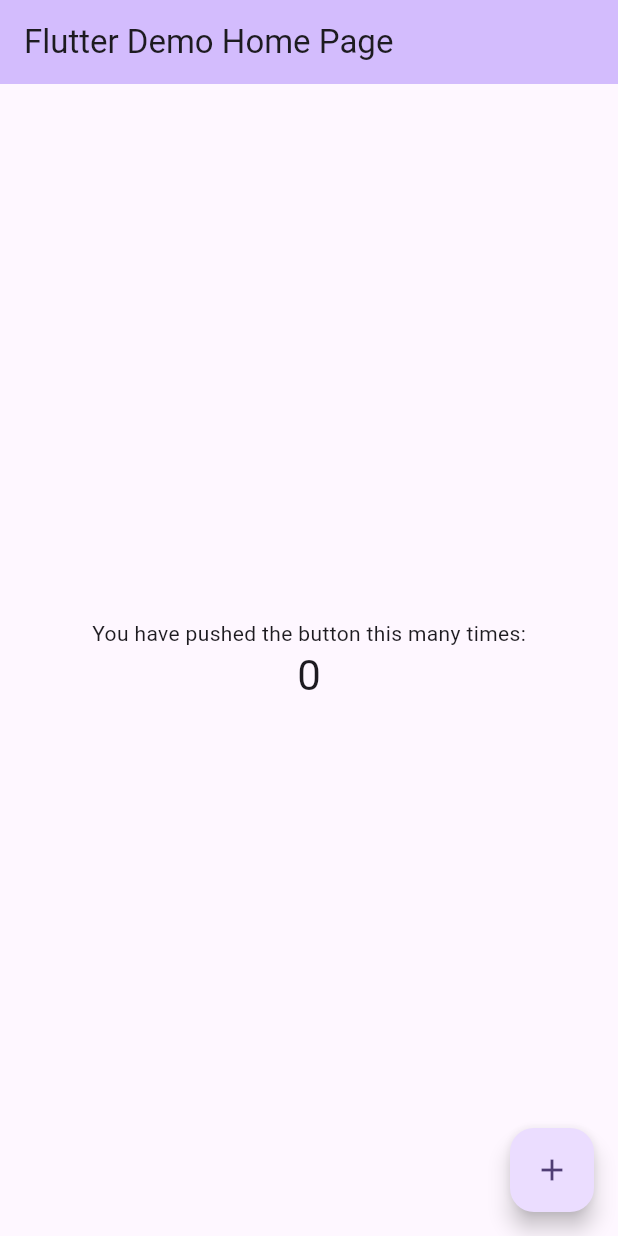
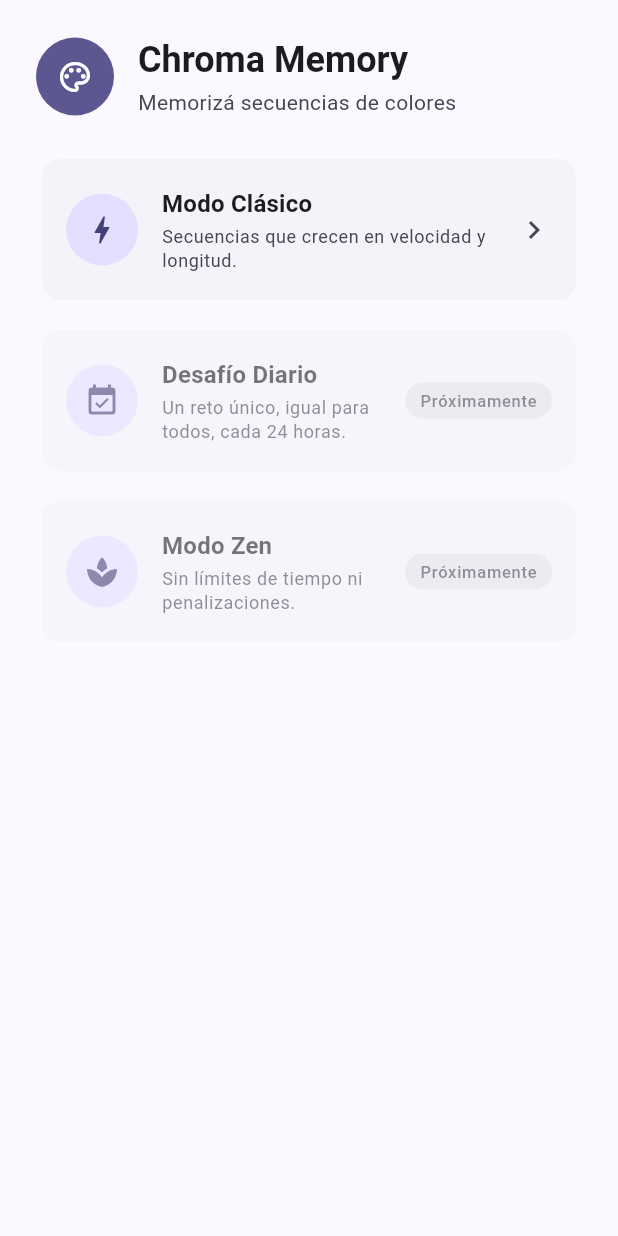
Before and after one commit to Matute0512/chroma_memory, a Flutter app: the screen it shows after launch, on a phone screen of 412 x 824 dp. Run offline on Flutter 3.47's test engine with Material 3 defaults, Android fonts, the phone set to English and light mode, and no system bars; our stand-ins replace flutter_riverpod.

Commit message:
feat: bootstrap ChromaMemory shell, fix deps and trim to Android-only
- Fix pubspec: drop riverpod/hive codegen (analyzer needs _macros, missing on
  Dart 3.12.2) in favor of manual Riverpod 2.6.1 + direct Hive
- Replace iOS-only flutter_haptic_feedback with Flutter's native HapticFeedback
- Add Material 3 light/dark theme, named routes and home menu (3 modes)
- Wire ProviderScope + ChromaMemoryApp in main.dart (remove demo counter)
- Update widget tests; Android label -> "Chroma Memory"
- Delete ios/macos/linux/web/windows folders (app is Android-only)

Co-Authored-By: Claude Code <noreply@anthropic.com>

```diff
--- a/lib/app/app.dart
+++ b/lib/app/app.dart
@@ -0,0 +1,27 @@
+import 'package:flutter/material.dart';
+
+import '../core/constants/app_constants.dart';
+import '../core/constants/themes.dart';
+import 'router.dart';
+
+/// Widget raíz de ChromaMemory.
+///
+/// Arma el [MaterialApp] con el tema claro/oscuro (Material 3) y las rutas
+/// nombradas definidas en [AppRoutes]. El [ProviderScope] se coloca en
+/// main.dart, por encima de este widget.
+class ChromaMemoryApp extends StatelessWidget {
+  const ChromaMemoryApp({super.key});
+
+  @override
+  Widget build(BuildContext context) {
+    return MaterialApp(
+      title: AppConstants.appName,
+      debugShowCheckedModeBanner: false,
+      theme: AppTheme.light,
+      darkTheme: AppTheme.dark,
+      themeMode: ThemeMode.system,
+      initialRoute: AppRoutes.home,
+      routes: AppRoutes.table,
+    );
+  }
+}
--- /dev/null
+++ b/lib/app/pages/home_page.dart
@@ -0,0 +1,203 @@
+import 'package:flutter/material.dart';
+
+import '../../core/constants/app_constants.dart';
+import '../router.dart';
+
+/// Menú principal: entrada a los tres modos de juego.
+class HomePage extends StatelessWidget {
+  const HomePage({super.key});
+
+  void _openMode(BuildContext context, String route) {
+    Navigator.of(context).pushNamed(route);
+  }
+
+  void _comingSoon(BuildContext context, String mode) {
+    ScaffoldMessenger.of(context)
+      ..hideCurrentSnackBar()
+      ..showSnackBar(
+        SnackBar(content: Text('$mode estará disponible próximamente')),
+      );
+  }
+
+  @override
+  Widget build(BuildContext context) {
+    final ColorScheme scheme = Theme.of(context).colorScheme;
+    final TextTheme textTheme = Theme.of(context).textTheme;
+
+    return Scaffold(
+      body: SafeArea(
+        child: Column(
+          crossAxisAlignment: CrossAxisAlignment.stretch,
+          children: <Widget>[
+            // Encabezado con la marca.
+            Padding(
+              padding: const EdgeInsets.fromLTRB(24, 24, 24, 8),
+              child: Row(
+                children: <Widget>[
+                  CircleAvatar(
+                    radius: 26,
+                    backgroundColor: scheme.primary,
+                    child: Icon(Icons.palette_outlined, color: scheme.onPrimary),
+                  ),
+                  const SizedBox(width: 16),
+                  Expanded(
+                    child: Column(
+                      crossAxisAlignment: CrossAxisAlignment.start,
+                      children: <Widget>[
+                        Text(
+                          AppConstants.appName,
+                          style: textTheme.headlineSmall?.copyWith(
+                            fontWeight: FontWeight.bold,
+                          ),
+                        ),
+                        const SizedBox(height: 2),
+                        Text(
+                          'Memorizá secuencias de colores',
+                          style: textTheme.bodyMedium?.copyWith(
+                            color: scheme.onSurfaceVariant,
+                          ),
+                        ),
+                      ],
+                    ),
+                  ),
+                ],
+              ),
+            ),
+            const SizedBox(height: 8),
+            // Opciones de juego.
+            Expanded(
+              child: ListView(
+                padding: const EdgeInsets.fromLTRB(24, 8, 24, 24),
+                children: <Widget>[
+                  _ModeCard(
+                    icon: Icons.bolt,
+                    title: 'Modo Clásico',
+                    description: 'Secuencias que crecen en velocidad y longitud.',
+                    enabled: true,
+                    onTap: () => _openMode(context, AppRoutes.classic),
+                  ),
+                  const SizedBox(height: 12),
+                  _ModeCard(
+                    icon: Icons.event_available,
+                    title: 'Desafío Diario',
+                    description: 'Un reto único, igual para todos, cada 24 horas.',
+                    enabled: false,
+                    onTap: () => _comingSoon(context, 'El Desafío Diario'),
+                  ),
+                  const SizedBox(height: 12),
+                  _ModeCard(
+                    icon: Icons.spa,
+                    title: 'Modo Zen',
+                    description: 'Sin límites de tiempo ni penalizaciones.',
+                    enabled: false,
+                    onTap: () => _comingSoon(context, 'El Modo Zen'),
+                  ),
+                ],
+              ),
+            ),
+          ],
+        ),
+      ),
+    );
+  }
+}
+
+/// Tarjeta de un modo de juego del menú.
+class _ModeCard extends StatelessWidget {
+  const _ModeCard({
+    required this.icon,
+    required this.title,
+    required this.description,
+    required this.enabled,
+    required this.onTap,
+  });
+
+  final IconData icon;
+  final String title;
+  final String description;
+
+  /// Si el modo ya se puede jugar; si es false se muestra como "próximamente".
+  final bool enabled;
+  final VoidCallback onTap;
+
+  @override
+  Widget build(BuildContext context) {
+    final ColorScheme scheme = Theme.of(context).colorScheme;
+    final TextTheme textTheme = Theme.of(context).textTheme;
+
+    final Widget card = Card(
+      clipBehavior: Clip.antiAlias,
+      elevation: 0,
+      color: scheme.surfaceContainerLow,
+      child: InkWell(
+        // Los modos bloqueados igual reaccionan al toque para avisar que
+        // están "próximamente"; el estilo es el que varía con [enabled].
+        onTap: onTap,
+        child: Padding(
+          padding: const EdgeInsets.symmetric(horizontal: 16, vertical: 18),
+          child: Row(
+            children: <Widget>[
+              CircleAvatar(
+                radius: 24,
+                backgroundColor: scheme.primaryContainer,
+                child: Icon(icon, color: scheme.onPrimaryContainer),
+              ),
+              const SizedBox(width: 16),
+              Expanded(
+                child: Column(
+                  crossAxisAlignment: CrossAxisAlignment.start,
+                  children: <Widget>[
+                    Text(
+                      title,
+                      style: textTheme.titleMedium?.copyWith(
+                        fontWeight: FontWeight.w600,
+                      ),
+                    ),
+                    const SizedBox(height: 2),
+                    Text(
+                      description,
+                      style: textTheme.bodySmall?.copyWith(
+                        color: scheme.onSurfaceVariant,
+                      ),
+                    ),
+                  ],
+                ),
+              ),
+              const SizedBox(width: 8),
+              if (!enabled)
+                _SoonChip(textTheme: textTheme, scheme: scheme)
+              else
+                Icon(Icons.chevron_right, color: scheme.onSurfaceVariant),
+            ],
+          ),
+        ),
+      ),
+    );
+
+    if (enabled) return card;
+    return Opacity(opacity: 0.6, child: card);
+  }
+}
+
+/// Etiqueta "próximamente" para modos todavía no disponibles.
+class _SoonChip extends StatelessWidget {
+  const _SoonChip({required this.textTheme, required this.scheme});
+
+  final TextTheme textTheme;
+  final ColorScheme scheme;
+
+  @override
+  Widget build(BuildContext context) {
+    return Container(
+      padding: const EdgeInsets.symmetric(horizontal: 10, vertical: 4),
+      decoration: BoxDecoration(
+        color: scheme.surfaceContainerHighest,
+        borderRadius: BorderRadius.circular(999),
+      ),
+      child: Text(
+        'Próximamente',
+        style: textTheme.labelSmall?.copyWith(color: scheme.onSurfaceVariant),
+      ),
+    );
+  }
+}
--- a/lib/app/router.dart
+++ b/lib/app/router.dart
@@ -0,0 +1,22 @@
+import 'package:flutter/material.dart';
+
+import '../features/classic_mode/presentation/pages/classic_game_page.dart';
+import 'pages/home_page.dart';
+
+/// Rutas con nombre de la aplicación.
+///
+/// Se usa una tabla estática de rutas porque hoy no hacen falta argumentos
+/// complejos entre pantallas. Si la app crece (por ej. pasar el modo o el
+/// nivel por ruta), conviene migrar a un router paramétrico.
+abstract final class AppRoutes {
+  /// Menú principal.
+  static const String home = '/';
+
+  /// Modo Clásico.
+  static const String classic = '/classic';
+
+  static final Map<String, WidgetBuilder> table = <String, WidgetBuilder>{
+    home: (_) => const HomePage(),
+    classic: (_) => const ClassicGamePage(),
+  };
+}
--- a/lib/core/constants/app_constants.dart
+++ b/lib/core/constants/app_constants.dart
@@ -0,0 +1,14 @@
+/// Constantes globales de la aplicación.
+abstract final class AppConstants {
+  /// Nombre comercial que se muestra en la UI y en launcher.
+  static const String appName = 'Chroma Memory';
+
+  /// Versión visible. Mantener sincronizada con `version:` de pubspec.yaml.
+  static const String appVersion = '1.0.0';
+
+  /// applicationId / namespace de Android (android/app/build.gradle.kts).
+  static const String androidApplicationId = 'dev.matute.chroma_memory';
+
+  /// Tag usado por el logger (core/utils/logger.dart) cuando exista.
+  static const String logTag = 'chroma_memory';
+}
--- a/lib/core/constants/themes.dart
+++ b/lib/core/constants/themes.dart
@@ -0,0 +1,32 @@
+import 'package:flutter/material.dart';
+
+/// Paleta y temas de la aplicación (Material 3).
+///
+/// ChromaMemory gira en torno al color, así que la marca se define como un
+/// violeta semilla y se deja que Material derive el resto del `ColorScheme`
+/// para cada brillo. Los colores de las fichas de juego se definen aparte
+/// (shared/domain/entities/color_block.dart) porque son semánticos del juego,
+/// no del tema.
+abstract final class AppTheme {
+  /// Color semilla de la marca (se usa para derivar los ColorScheme).
+  static const Color brand = Color(0xFF6C5CE7);
+
+  /// Tema claro.
+  static ThemeData get light => _build(Brightness.light);
+
+  /// Tema oscuro.
+  static ThemeData get dark => _build(Brightness.dark);
+
+  static ThemeData _build(Brightness brightness) {
+    final ColorScheme scheme = ColorScheme.fromSeed(
+      seedColor: brand,
+      brightness: brightness,
+    );
+
+    return ThemeData(
+      colorScheme: scheme,
+      scaffoldBackgroundColor: scheme.surface,
+      appBarTheme: const AppBarTheme(centerTitle: true),
+    );
+  }
+}
--- a/lib/main.dart
+++ b/lib/main.dart
@@ -1,122 +1,9 @@
 import 'package:flutter/material.dart';
+import 'package:flutter_riverpod/flutter_riverpod.dart';
+
+import 'app/app.dart';
 
 void main() {
-  runApp(const MyApp());
+  WidgetsFlutterBinding.ensureInitialized();
+  runApp(const ProviderScope(child: ChromaMemoryApp()));
 }
-
-class MyApp extends StatelessWidget {
-  const MyApp({super.key});
-
-  // This widget is the root of your application.
-  @override
-  Widget build(BuildContext context) {
-    return MaterialApp(
-      title: 'Flutter Demo',
-      theme: ThemeData(
-        // This is the theme of your application.
-        //
-        // TRY THIS: Try running your application with "flutter run". You'll see
-        // the application has a purple toolbar. Then, without quitting the app,
-        // try changing the seedColor in the colorScheme below to Colors.green
-        // and then invoke "hot reload" (save your changes or press the "hot
-        // reload" button in a Flutter-supported IDE, or press "r" if you used
-        // the command line to start the app).
-        //
-        // Notice that the counter didn't reset back to zero; the application
-        // state is not lost during the reload. To reset the state, use hot
-        // restart instead.
-        //
-        // This works for code too, not just values: Most code changes can be
-        // tested with just a hot reload.
-        colorScheme: .fromSeed(seedColor: Colors.deepPurple),
-      ),
-      home: const MyHomePage(title: 'Flutter Demo Home Page'),
-    );
-  }
-}
-
-class MyHomePage extends StatefulWidget {
-  const MyHomePage({super.key, required this.title});
-
-  // This widget is the home page of your application. It is stateful, meaning
-  // that it has a State object (defined below) that contains fields that affect
-  // how it looks.
-
-  // This class is the configuration for the state. It holds the values (in this
-  // case the title) provided by the parent (in this case the App widget) and
-  // used by the build method of the State. Fields in a Widget subclass are
-  // always marked "final".
-
-  final String title;
-
-  @override
-  State<MyHomePage> createState() => _MyHomePageState();
-}
-
-class _MyHomePageState extends State<MyHomePage> {
-  int _counter = 0;
-
-  void _incrementCounter() {
-    setState(() {
-      // This call to setState tells the Flutter framework that something has
-      // changed in this State, which causes it to rerun the build method below
-      // so that the display can reflect the updated values. If we changed
-      // _counter without calling setState(), then the build method would not be
-      // called again, and so nothing would appear to happen.
-      _counter++;
-    });
-  }
-
-  @override
-  Widget build(BuildContext context) {
-    // This method is rerun every time setState is called, for instance as done
-    // by the _incrementCounter method above.
-    //
-    // The Flutter framework has been optimized to make rerunning build methods
-    // fast, so that you can just rebuild anything that needs updating rather
-    // than having to individually change instances of widgets.
-    return Scaffold(
-      appBar: AppBar(
-        // TRY THIS: Try changing the color here to a specific color (to
-        // Colors.amber, perhaps?) and trigger a hot reload to see the AppBar
-        // change color while the other colors stay the same.
-        backgroundColor: Theme.of(context).colorScheme.inversePrimary,
-        // Here we take the value from the MyHomePage object that was created by
-        // the App.build method, and use it to set our appbar title.
-        title: Text(widget.title),
-      ),
-      body: Center(
-        // Center is a layout widget. It takes a single child and positions it
-        // in the middle of the parent.
-        child: Column(
-          // Column is also a layout widget. It takes a list of children and
-          // arranges them vertically. By default, it sizes itself to fit its
-          // children horizontally, and tries to be as tall as its parent.
-          //
-          // Column has various properties to control how it sizes itself and
-          // how it positions its children. Here we use mainAxisAlignment to
-          // center the children vertically; the main axis here is the vertical
-          // axis because Columns are vertical (the cross axis would be
-          // horizontal).
-          //
-          // TRY THIS: Invoke "debug painting" (choose the "Toggle Debug Paint"
-          // action in the IDE, or press "p" in the console), to see the
-          // wireframe for each widget.
-          mainAxisAlignment: .center,
-          children: [
-            const Text('You have pushed the button this many times:'),
-            Text(
-              '$_counter',
-              style: Theme.of(context).textTheme.headlineMedium,
-            ),
-          ],
-        ),
-      ),
-      floatingActionButton: FloatingActionButton(
-        onPressed: _incrementCounter,
-        tooltip: 'Increment',
-        child: const Icon(Icons.add),
-      ),
-    );
-  }
-}
```
Also changed, not shown: lib/core/constants/assets_paths.dart (+12 -0 lines), lib/features/classic_mode/presentation/pages/classic_game_page.dart (+63 -0 lines), pubspec.yaml (+22 -0 lines), pubspec.lock, 107 other files.
